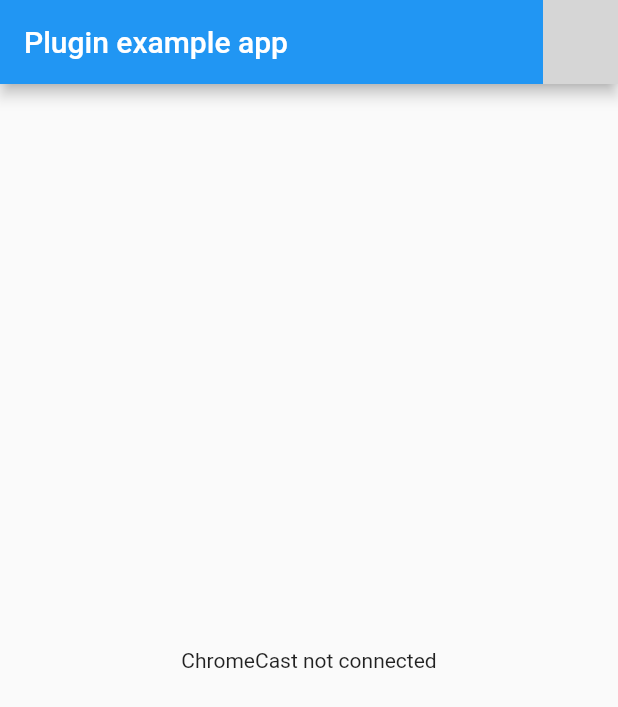
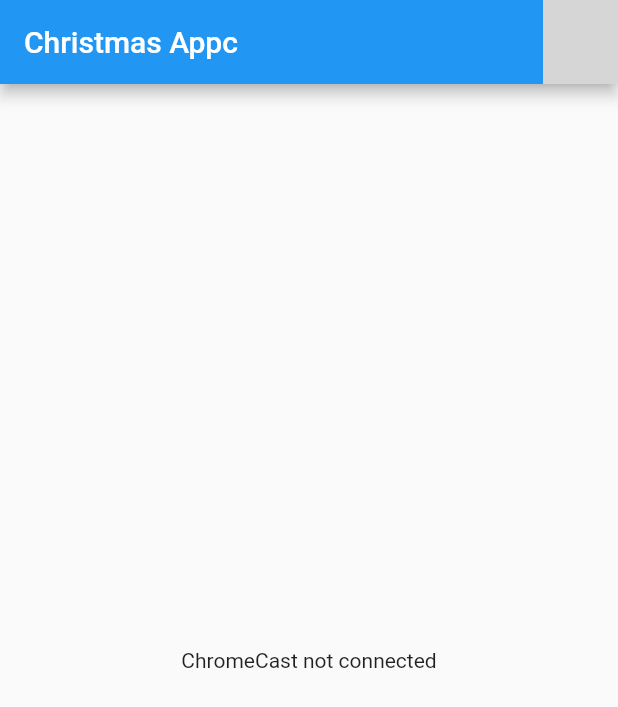
Before and after one commit to megamegax/christmas-app-chromecast, a Flutter app: the screen it shows after launch, on a phone screen of 412 x 824 dp. Shown: the top 707 px of the screen. Run offline on Flutter 3.47's test engine with Material 2 defaults, Android fonts, the phone set to English and light mode, and no system bars; missing offline and left inert: flutter_cast_video; grey boxes are pictures that could not be loaded.

```diff
--- a/lib/main.dart
+++ b/lib/main.dart
@@ -40,7 +40,7 @@ class _CastSampleState extends State<CastSample> {
   Widget build(BuildContext context) {
     return Scaffold(
       appBar: AppBar(
-        title: Text('Plugin example app'),
+        title: Text('Christmas Appc'),
         actions: <Widget>[
           ChromeCastButton(
             size: CastSample._iconSize,
```
